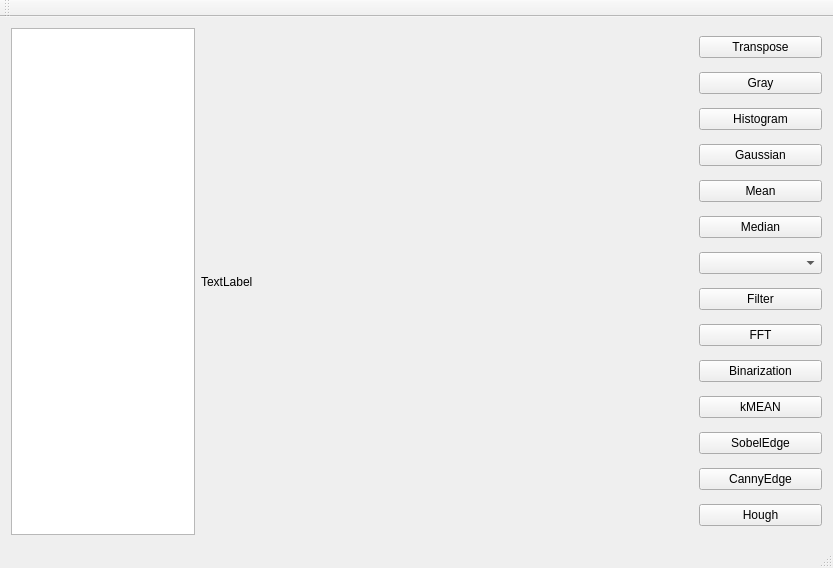
codex-tk/libcodex, file tests.qt/tests_qt/app/mainwindow.ui: the form before one commit.
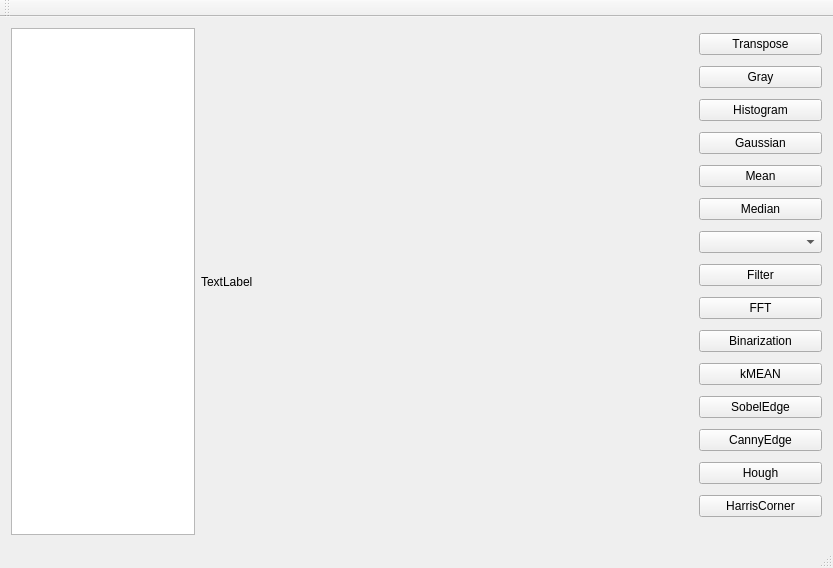
The form after the commit.

Commit message: harris corner

Patch:
```diff
--- a/tests.qt/tests_qt/app/mainwindow.ui
+++ b/tests.qt/tests_qt/app/mainwindow.ui
@@ -114,6 +114,13 @@
         </property>
        </widget>
       </item>
+      <item>
+       <widget class="QPushButton" name="pushButton_8">
+        <property name="text">
+         <string>HarrisCorner</string>
+        </property>
+       </widget>
+      </item>
      </layout>
     </item>
     <item row="2" column="0">
```
The commit also changes 5 other files.
